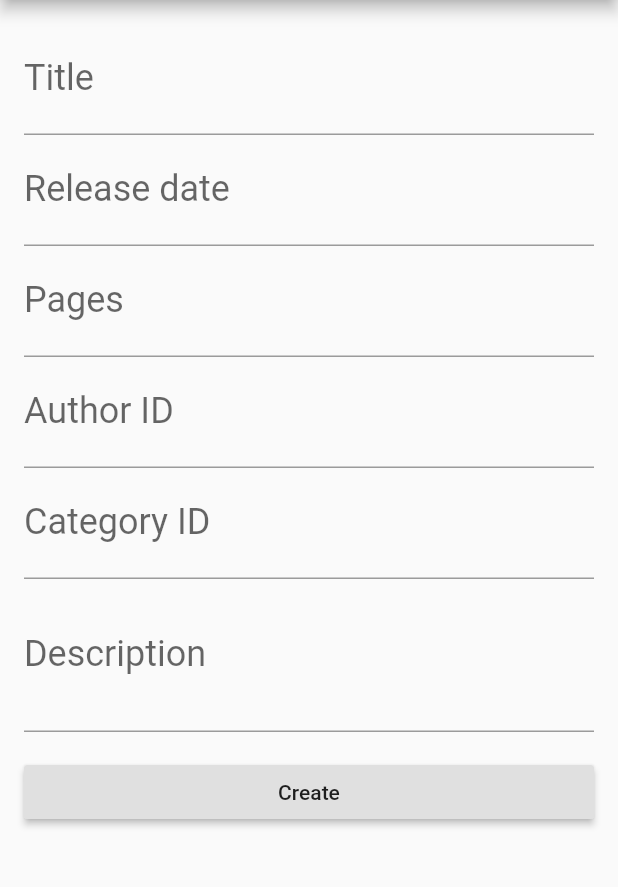
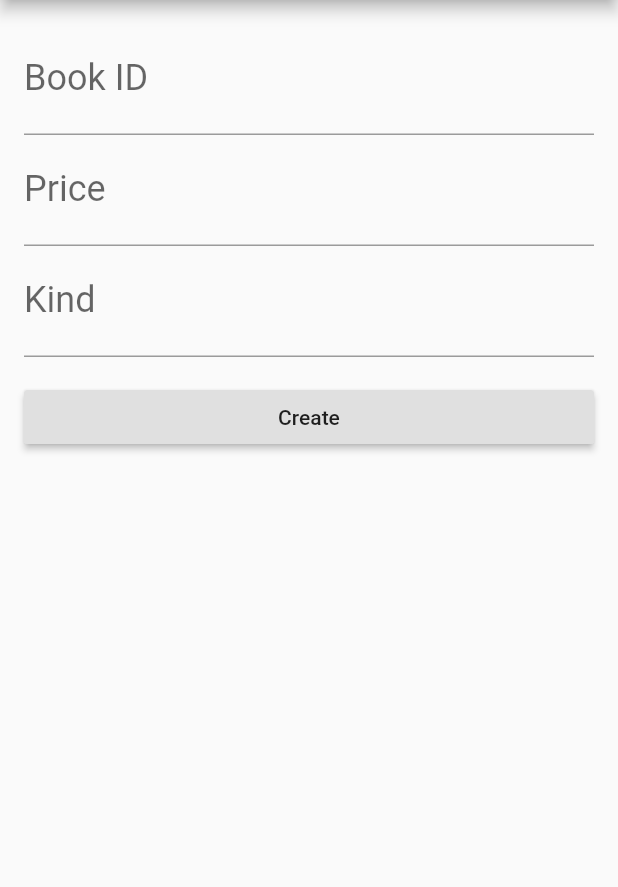
Before and after one commit to cacio-costa/mo20-custom-jd, a Flutter app: the screen it shows after launch, after a tap on the "add" icon, on a phone screen of 412 x 824 dp, the part 84-971 px from its top. Run offline on Flutter 3.47's test engine with Material 2 defaults, Android fonts, the phone set to English and light mode, and no system bars; missing offline and left inert: http_interceptor; statements that could not run were skipped.

Commit message:
adiciona listagem e formulário de produtos, e busca Product junto de seu Book no ProductRestClient

```diff
--- a/lib/main.dart
+++ b/lib/main.dart
@@ -1,4 +1,4 @@
-import 'package:casadocodigoapp/screens/book_list.dart';
+import 'package:casadocodigoapp/screens/product_list.dart';
 import 'package:flutter/material.dart';
 
 void main() {
@@ -9,7 +9,7 @@ class CasaDoCodigoApp extends StatelessWidget {
   @override
   Widget build(BuildContext context) {
     return MaterialApp(
-      home: BookList(),
+      home: ProductList(),
     );
   }
 }
--- a/lib/models/book.dart
+++ b/lib/models/book.dart
@@ -9,6 +9,12 @@ class Book {
   final String releaseDate;
 
   Book(this.title, this.description, this.pages, this.releaseDate, this.authorId, this.categoryId, {this.id});
+
+
+  @override
+  String toString() {
+    return 'Book{id: $id, pages: $pages, authorId: $authorId, categoryId: $categoryId, title: $title, description: $description, releaseDate: $releaseDate}';
+  }
 
   Book.fromJson(Map<String, dynamic> json)
       : id = json['id'],
--- /dev/null
+++ b/lib/models/product.dart
@@ -0,0 +1,33 @@
+import 'package:casadocodigoapp/models/book.dart';
+
+class Product {
+  final int id;
+  final int bookId;
+
+  final String kind;
+  final double price;
+
+  // Relacionamento para exibir as informações do livro na tela de listagem
+  Book book;
+
+  Product(this.bookId, this.price, this.kind, {this.id});
+
+  @override
+  String toString() {
+    return 'Product{id: $id, bookId: $bookId, kind: $kind, price: $price, book: $book}';
+  }
+
+  Product.fromJson(Map<String, dynamic> json)
+      : id = json['id'],
+        kind = json['kind'],
+        price = json['price'],
+        bookId = json['bookId'];
+
+  Map<String, dynamic> toJson() =>
+      {
+        'id': id,
+        'kind': kind,
+        'price': price,
+        'bookId': bookId
+      };
+}
--- a/lib/rest/book_rest_client.dart
+++ b/lib/rest/book_rest_client.dart
@@ -15,6 +15,13 @@ class BookRestClient {
         .toList();
   }
 
+  Future<Book> findById(int bookId) async {
+    Response response = await httpClient.get('$_bookResourceUrl/$bookId'); // adiciona ID na url para fazer a busca
+
+    Map<String, dynamic> bookJson = jsonDecode(response.body);
+    return Book.fromJson(bookJson);
+  }
+
   Future<Book> save(Book book) async {
     String bookJson = jsonEncode(book.toJson());
 
@@ -25,4 +32,6 @@ class BookRestClient {
     Map<String, dynamic> savedBookJson = jsonDecode(saveResponse.body);
     return Book.fromJson(savedBookJson);
   }
+
+
 }
--- a/lib/rest/http_client.dart
+++ b/lib/rest/http_client.dart
@@ -26,9 +26,7 @@ class LoggingInterceptor implements InterceptorContract {
   }
 }
 
-/**
- * ATENÇÃO: TROQUE PELO IP DA SUA MÁQUINA!
- */
+/// ATENÇÃO: TROQUE PELO IP DA SUA MÁQUINA!
 const String baseUrl = 'http://192.168.0.14:8080/api';
 
 HttpClientWithInterceptor httpClient = HttpClientWithInterceptor.build(
--- /dev/null
+++ b/lib/rest/product_rest_client.dart
@@ -0,0 +1,43 @@
+import 'dart:convert';
+
+import 'package:casadocodigoapp/models/book.dart';
+import 'package:casadocodigoapp/models/product.dart';
+import 'package:casadocodigoapp/rest/book_rest_client.dart';
+import 'package:casadocodigoapp/rest/http_client.dart';
+import 'package:http/http.dart';
+
+class ProductRestClient {
+  static const String _productResourceUrl = baseUrl + '/admin/products';
+
+  // Rest client para trazer as informações do livro relacionado ao produto
+  BookRestClient _bookRestClient = BookRestClient();
+
+  Future<List<Product>> findAll() async {
+    Response response = await httpClient.get(_productResourceUrl).timeout(Duration(seconds: 15));
+
+    List<Product> productsWithBooks = List();
+
+    List<dynamic> jsonList = jsonDecode(response.body);
+    for(dynamic productJson in jsonList) {
+      Product product = Product.fromJson(productJson);
+
+      Book book = await _bookRestClient.findById(product.bookId);
+      product.book = book;
+
+      productsWithBooks.add(product);
+    }
+
+    return productsWithBooks;
+  }
+
+  Future<Product> save(Product product) async {
+    String productJson = jsonEncode(product.toJson());
+
+    Response saveResponse = await httpClient.post(_productResourceUrl, body: productJson, headers: {
+      'Content-Type': 'application/json',
+    });
+
+    Map<String, dynamic> savedProductJson = jsonDecode(saveResponse.body);
+    return Product.fromJson(savedProductJson);
+  }
+}
--- a/lib/screens/author_list.dart
+++ b/lib/screens/author_list.dart
@@ -1,11 +1,8 @@
 import 'package:casadocodigoapp/components/centered_message.dart';
 import 'package:casadocodigoapp/components/loading.dart';
 import 'package:casadocodigoapp/models/author.dart';
-import 'package:casadocodigoapp/models/category.dart';
 import 'package:casadocodigoapp/rest/author_rest_client.dart';
-import 'package:casadocodigoapp/rest/category_rest_client.dart';
 import 'package:casadocodigoapp/screens/author_form.dart';
-import 'package:casadocodigoapp/screens/category_form.dart';
 import 'package:flutter/material.dart';
 
 class AuthorList extends StatefulWidget {
@@ -105,6 +102,5 @@ class _AuthorItem extends StatelessWidget {
         ),
       ),
     );
-    ;
   }
 }
--- a/lib/screens/book_form.dart
+++ b/lib/screens/book_form.dart
@@ -1,9 +1,5 @@
-import 'package:casadocodigoapp/models/author.dart';
 import 'package:casadocodigoapp/models/book.dart';
-import 'package:casadocodigoapp/models/category.dart';
-import 'package:casadocodigoapp/rest/author_rest_client.dart';
 import 'package:casadocodigoapp/rest/book_rest_client.dart';
-import 'package:casadocodigoapp/rest/category_rest_client.dart';
 import 'package:flutter/material.dart';
 
 class BookForm extends StatelessWidget {
--- a/lib/screens/book_list.dart
+++ b/lib/screens/book_list.dart
@@ -102,6 +102,5 @@ class _BookItem extends StatelessWidget {
         ),
       ),
     );
-    ;
   }
 }
--- a/lib/screens/category_list.dart
+++ b/lib/screens/category_list.dart
@@ -104,6 +104,5 @@ class _CategoryItem extends StatelessWidget {
         ),
       ),
     );
-    ;
   }
 }
--- /dev/null
+++ b/lib/screens/product_form.dart
@@ -0,0 +1,95 @@
+import 'package:casadocodigoapp/models/product.dart';
+import 'package:casadocodigoapp/rest/product_rest_client.dart';
+import 'package:flutter/material.dart';
+
+class ProductForm extends StatelessWidget {
+  final TextEditingController bookIdController = TextEditingController();
+  final TextEditingController priceController = TextEditingController();
+  final TextEditingController kindController = TextEditingController();
+
+  final ProductRestClient productRestClient = ProductRestClient();
+
+  @override
+  Widget build(BuildContext context) {
+    return Scaffold(
+      appBar: AppBar(
+        title: Text('New book'),
+      ),
+      body: Padding(
+        padding: const EdgeInsets.all(16.0),
+        child: SingleChildScrollView(
+          child: Column(
+            children: [
+              TextField(
+                controller: bookIdController,
+                style: TextStyle(fontSize: 24.0),
+                keyboardType: TextInputType.number,
+                decoration: InputDecoration(
+                  labelText: 'Book ID',
+                ),
+              ),
+              TextField(
+                controller: priceController,
+                style: TextStyle(fontSize: 24.0),
+                keyboardType: TextInputType.number,
+                decoration: InputDecoration(
+                  labelText: 'Price',
+                ),
+              ),
+              TextField(
+                controller: kindController,
+                style: TextStyle(fontSize: 24.0),
+                decoration: InputDecoration(
+                  labelText: 'Kind',
+                ),
+              ),
+              Padding(
+                padding: const EdgeInsets.only(top: 16.0),
+                child: SizedBox(
+                  width: double.maxFinite,
+                  child: RaisedButton(
+                    child: Text('Create'),
+                    onPressed: () {
+                      debugPrint('*** ProductForm -> Create ***');
+                      _saveProduct(context);
+                    },
+                  ),
+                ),
+              ),
+            ],
+          ),
+        ),
+      ),
+    );
+  }
+
+  void _saveProduct(BuildContext context) async {
+    int bookId = int.tryParse(bookIdController.text);
+    double price = double.tryParse(priceController.text);
+
+    String kind = kindController.text;
+
+    if (_isFormValid(bookId, price, kind)) {
+      Product newProduct = Product(bookId, price, kind);
+
+      Product savedProduct = await productRestClient.save(newProduct);
+      if (savedProduct != null) {
+        debugPrint('*** ProductForm -> Create -> product saved ***');
+        Navigator.pop(context, savedProduct);
+      } else {
+        debugPrint('*** ProductForm -> Create -> error on save product ***');
+      }
+    }
+  }
+
+  bool _isFormValid(int bookId, double price, String kind) {
+    if (bookId == null || price == null || kind == null || kind.trim().isEmpty) {
+      return false; // um dos campos não foi preenchido
+    }
+
+    // Só aceitas as opções válidas para o tipo de produto
+    return kind == 'EBOOK'
+        || kind == 'PRINTED'
+        || kind == 'COMBO';
+  }
+}
--- /dev/null
+++ b/lib/screens/product_list.dart
@@ -0,0 +1,106 @@
+import 'package:casadocodigoapp/components/centered_message.dart';
+import 'package:casadocodigoapp/components/loading.dart';
+import 'package:casadocodigoapp/models/product.dart';
+import 'package:casadocodigoapp/rest/product_rest_client.dart';
+import 'package:casadocodigoapp/screens/product_form.dart';
+import 'package:flutter/material.dart';
+
+class ProductList extends StatefulWidget {
+  @override
+  _ProductListState createState() => _ProductListState();
+}
+
+class _ProductListState extends State<ProductList> {
+  // Cliente para recuperar os autores
+  final ProductRestClient productRestClient = ProductRestClient();
+
+  @override
+  Widget build(BuildContext context) {
+    return Scaffold(
+      appBar: AppBar(
+        title: Text('Books'),
+      ),
+      body: FutureBuilder<List<Product>>(
+        future: productRestClient.findAll(),
+        builder: (context, snapshot) {
+          switch (snapshot.connectionState) {
+            case ConnectionState.none:
+              break;
+            case ConnectionState.waiting:
+              return Loading();
+              break;
+            case ConnectionState.active:
+              break;
+            case ConnectionState.done:
+              if (snapshot.hasError) {
+                return CenteredMessage('Error on fetching products', icon: Icons.error);
+              }
+
+              List<Product> products = snapshot.data;
+              if (products != null && products.isNotEmpty) {
+                return _showList(products);
+              }
+
+              return CenteredMessage('No products found!', icon: Icons.warning);
+              break;
+          }
+
+          return CenteredMessage('Unknown error!', icon: Icons.error);
+        },
+      ),
+      floatingActionButton: FloatingActionButton(
+        child: Icon(Icons.add),
+        onPressed: () => _showProductForm(context),
+      ),
+    );
+  }
+
+  void _showProductForm(BuildContext context) {
+    Navigator.of(context)
+        .push(MaterialPageRoute(builder: (ctx) => ProductForm()))
+        .then((newProduct) {
+          // Só busca nova listagem na API se um novo produto foi salvo
+          if (newProduct != null) {
+            setState(() {}); // Rebuild da tela após salvar produto
+          }
+        });
+  }
+
+  ListView _showList(List<Product> products) {
+    return ListView.builder(
+      itemCount: products.length,
+      itemBuilder: (context, index) {
+        return _ProductItem(products[index]);
+      },
+    );
+  }
+}
+
+class _ProductItem extends StatelessWidget {
+  final Product product;
+
+  _ProductItem(
+    this.product,
+  );
+
+  @override
+  Widget build(BuildContext context) {
+    return Card(
+      child: ListTile(
+        title: Text(
+          product.book.title, // exibe o título do Book relacionado ao Product
+          style: TextStyle(
+            fontSize: 24.0,
+            fontWeight: FontWeight.bold,
+          ),
+        ),
+        subtitle: Text(
+          '${product.kind}: ${product.price}',
+          style: TextStyle(
+            fontSize: 16.0,
+          ),
+        ),
+      ),
+    );
+  }
+}
```
